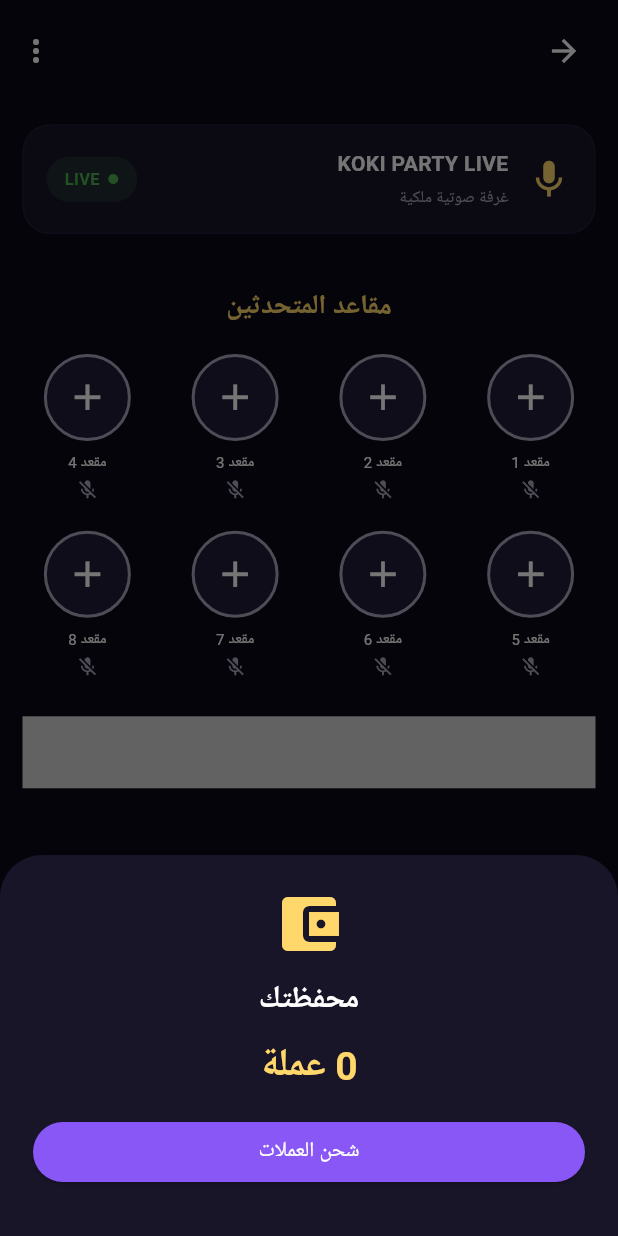
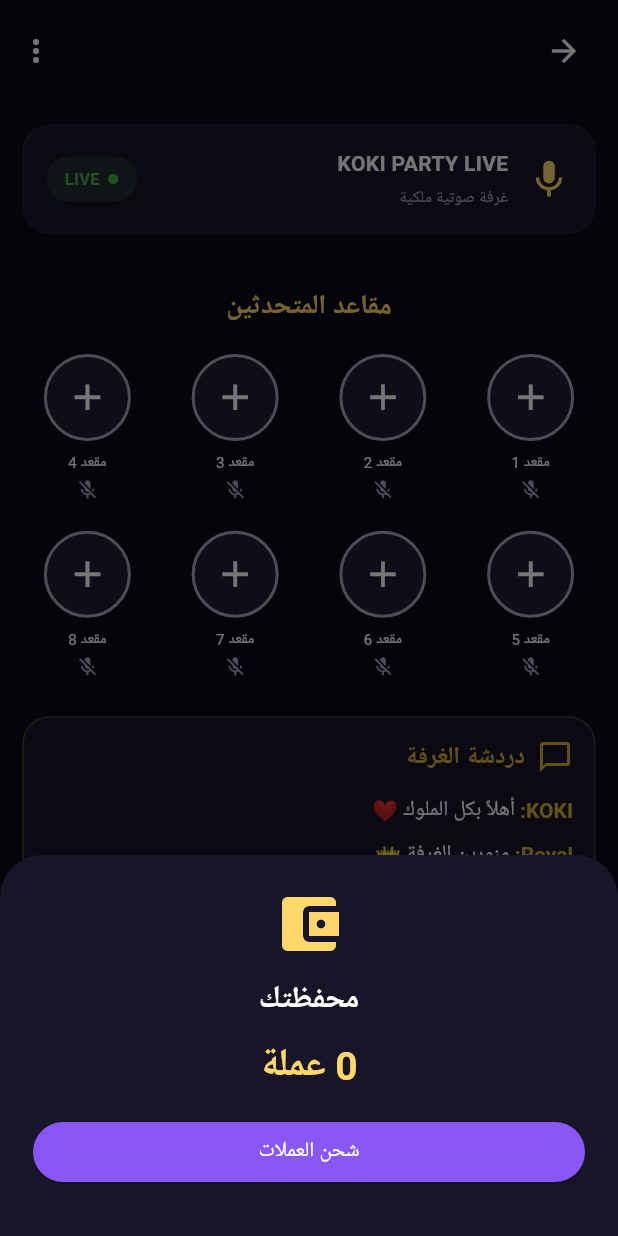
Before and after one commit to wahidmetwalli-blip/KOKI-PARTY-NEW, a Flutter app: the RoomPage screen opened directly with empty values, item 2 of the bottom bar chosen, on a phone screen of 412 x 824 dp. Run offline on Flutter 3.47's test engine with Material 3 defaults, Android fonts, the phone set to English and light mode, and no system bars; our stand-ins replace firebase_core; accounts and stored records are empty.

Commit message:
Update main.dart

```diff
--- a/lib/main.dart
+++ b/lib/main.dart
@@ -1147,7 +1147,94 @@ class _RoomPageState extends State<RoomPage> {
       ),
     );
   }
-
+  // معاينة دردشة الغرفة
+  Widget chatPreview() {
+    return Container(
+      width: double.infinity,
+      padding: const EdgeInsets.all(14),
+      decoration: BoxDecoration(
+        color: const Color(0xFF191529),
+        borderRadius: BorderRadius.circular(18),
+        border: Border.all(
+          color: const Color(0xFFD4AF37).withValues(alpha: 0.25),
+        ),
+      ),
+      child: Column(
+        crossAxisAlignment: CrossAxisAlignment.start,
+        children: [
+          const Row(
+            children: [
+              Icon(
+                Icons.chat_bubble_outline,
+                color: Color(0xFFD4AF37),
+              ),
+              SizedBox(width: 8),
+              Text(
+                'دردشة الغرفة',
+                style: TextStyle(
+                  color: Color(0xFFD4AF37),
+                  fontSize: 16,
+                  fontWeight: FontWeight.bold,
+                ),
+              ),
+            ],
+          ),
+          const SizedBox(height: 14),
+          _chatMessage('KOKI', 'أهلاً بكل الملوك ❤️'),
+          _chatMessage('Royal', 'منورين الغرفة 👑'),
+          _chatMessage('Admin', 'استمتعوا بوقتكم 🎉'),
+          const SizedBox(height: 8),
+          Container(
+            padding: const EdgeInsets.symmetric(
+              horizontal: 12,
+              vertical: 12,
+            ),
+            decoration: BoxDecoration(
+              color: const Color(0xFF0B0915),
+              borderRadius: BorderRadius.circular(12),
+            ),
+            child: const Row(
+              children: [
+                Expanded(
+                  child: Text(
+                    'اكتب رسالة...',
+                    style: TextStyle(color: Colors.white54),
+                  ),
+                ),
+                Icon(
+                  Icons.send_rounded,
+                  color: Color(0xFFD4AF37),
+                ),
+              ],
+            ),
+          ),
+        ],
+      ),
+    );
+  }
+
+  Widget _chatMessage(String name, String message) {
+    return Padding(
+      padding: const EdgeInsets.only(bottom: 10),
+      child: RichText(
+        text: TextSpan(
+          children: [
+            TextSpan(
+              text: '$name: ',
+              style: const TextStyle(
+                color: Color(0xFFD4AF37),
+                fontWeight: FontWeight.bold,
+              ),
+            ),
+            TextSpan(
+              text: message,
+              style: const TextStyle(color: Colors.white),
+            ),
+          ],
+        ),
+      ),
+    );
+  }
   // رأس الغرفة
   Widget roomHeader() {
     return Padding(
```
